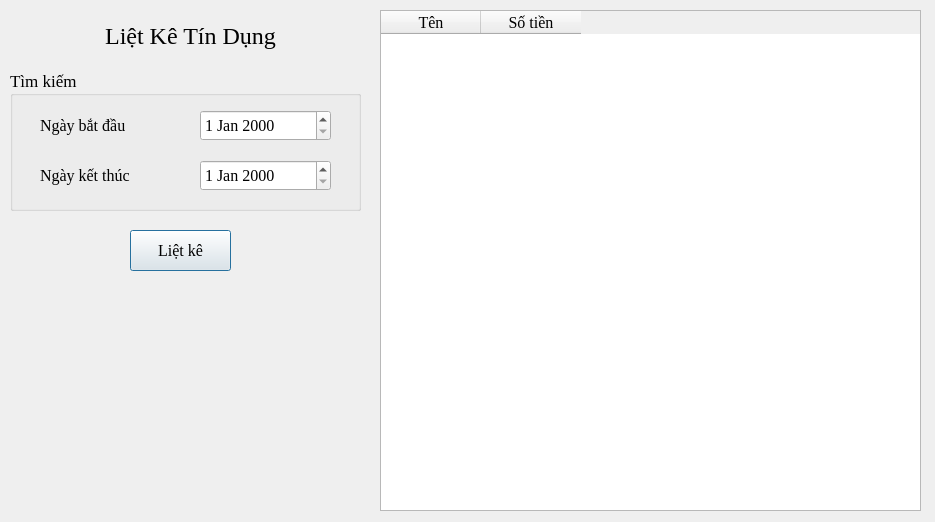
Qt form UI/LietKeTinDung.ui (hoanghlt/quanlynganhang) before a commit.
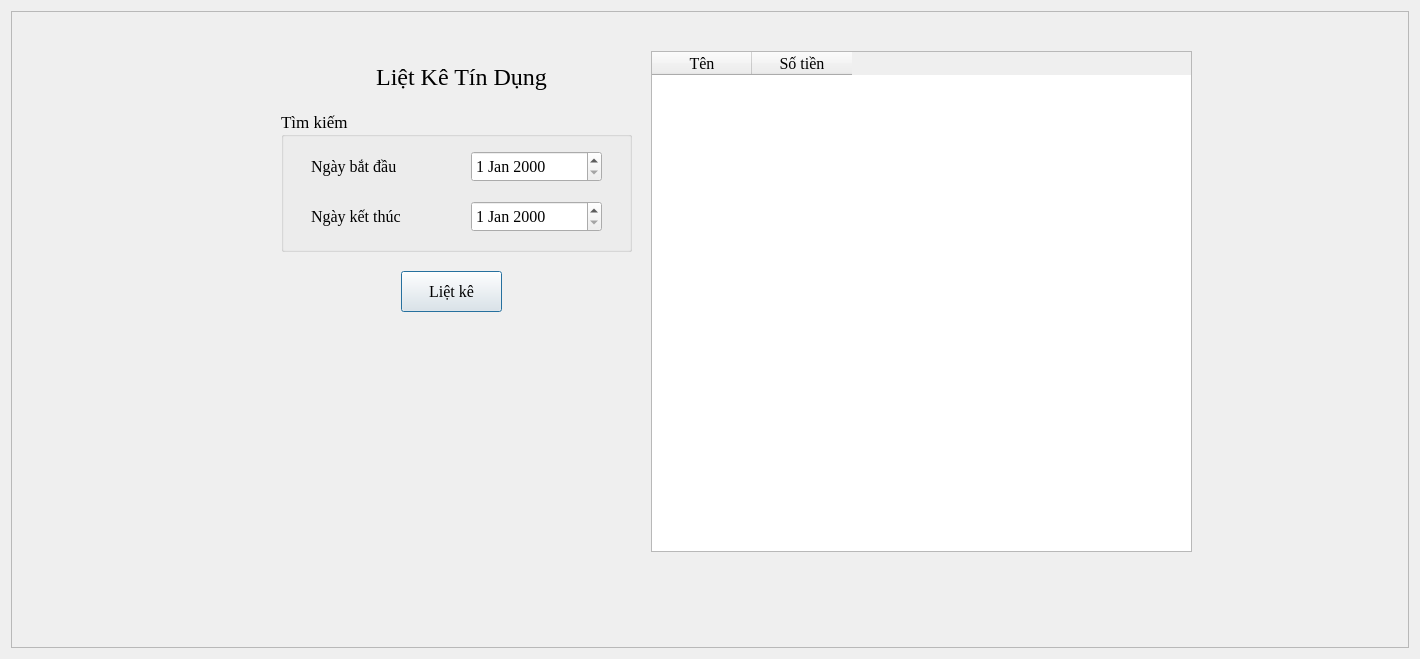
The same form after that commit.

```diff
--- a/UI/LietKeTinDung.ui
+++ b/UI/LietKeTinDung.ui
@@ -6,8 +6,8 @@
    <rect>
     <x>0</x>
     <y>0</y>
-    <width>935</width>
-    <height>522</height>
+    <width>1420</width>
+    <height>659</height>
    </rect>
   </property>
   <property name="font">
@@ -18,11 +18,20 @@
   <property name="windowTitle">
    <string>Liệt kê tín dụng</string>
   </property>
+  <layout class="QGridLayout" name="gridLayout">
+   <item row="0" column="0">
+    <widget class="QFrame" name="frame">
+     <property name="frameShape">
+      <enum>QFrame::StyledPanel</enum>
+     </property>
+     <property name="frameShadow">
+      <enum>QFrame::Raised</enum>
+     </property>
   <widget class="QPushButton" name="pushButton">
    <property name="geometry">
     <rect>
-     <x>130</x>
-     <y>230</y>
+        <x>390</x>
+        <y>260</y>
      <width>101</width>
      <height>41</height>
     </rect>
@@ -37,49 +46,11 @@
     <string>Liệt kê</string>
    </property>
   </widget>
-  <widget class="QTableWidget" name="tableWidget">
-   <property name="geometry">
-    <rect>
-     <x>380</x>
-     <y>10</y>
-     <width>541</width>
-     <height>501</height>
-    </rect>
-   </property>
-   <property name="font">
-    <font>
-     <family>Times New Roman</family>
-     <pointsize>12</pointsize>
-    </font>
-   </property>
-   <column>
-    <property name="text">
-     <string>Tên</string>
-    </property>
-    <property name="font">
-     <font>
-      <family>Times New Roman</family>
-      <pointsize>12</pointsize>
-     </font>
-    </property>
-   </column>
-   <column>
-    <property name="text">
-     <string>Số tiền</string>
-    </property>
-    <property name="font">
-     <font>
-      <family>Times New Roman</family>
-      <pointsize>12</pointsize>
-     </font>
-    </property>
-   </column>
-  </widget>
   <widget class="QLabel" name="label_4">
    <property name="geometry">
     <rect>
-     <x>0</x>
-     <y>10</y>
+        <x>260</x>
+        <y>40</y>
      <width>381</width>
      <height>51</height>
     </rect>
@@ -97,11 +68,49 @@
     <set>Qt::AlignCenter</set>
    </property>
   </widget>
+     <widget class="QTableWidget" name="tableWidget">
+      <property name="geometry">
+       <rect>
+        <x>640</x>
+        <y>40</y>
+        <width>541</width>
+        <height>501</height>
+       </rect>
+      </property>
+      <property name="font">
+       <font>
+        <family>Times New Roman</family>
+        <pointsize>12</pointsize>
+       </font>
+      </property>
+      <column>
+       <property name="text">
+        <string>Tên</string>
+       </property>
+       <property name="font">
+        <font>
+         <family>Times New Roman</family>
+         <pointsize>12</pointsize>
+        </font>
+       </property>
+      </column>
+      <column>
+       <property name="text">
+        <string>Số tiền</string>
+       </property>
+       <property name="font">
+        <font>
+         <family>Times New Roman</family>
+         <pointsize>12</pointsize>
+        </font>
+       </property>
+      </column>
+     </widget>
   <widget class="QGroupBox" name="groupBox">
    <property name="geometry">
     <rect>
-     <x>10</x>
-     <y>70</y>
+        <x>270</x>
+        <y>100</y>
      <width>351</width>
      <height>141</height>
     </rect>
@@ -186,6 +195,9 @@
     </property>
    </widget>
   </widget>
+    </widget>
+   </item>
+  </layout>
  </widget>
  <resources/>
  <connections/>
```
Lines whose indentation alone changed are shown as unchanged.
